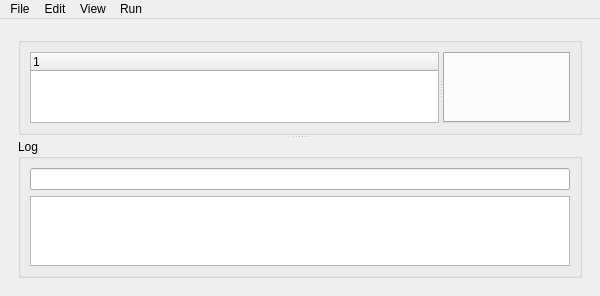
Above: gui/ui_files/mainwindow.ui from OSUDSL/pydre before the change. Below: the same form after it.
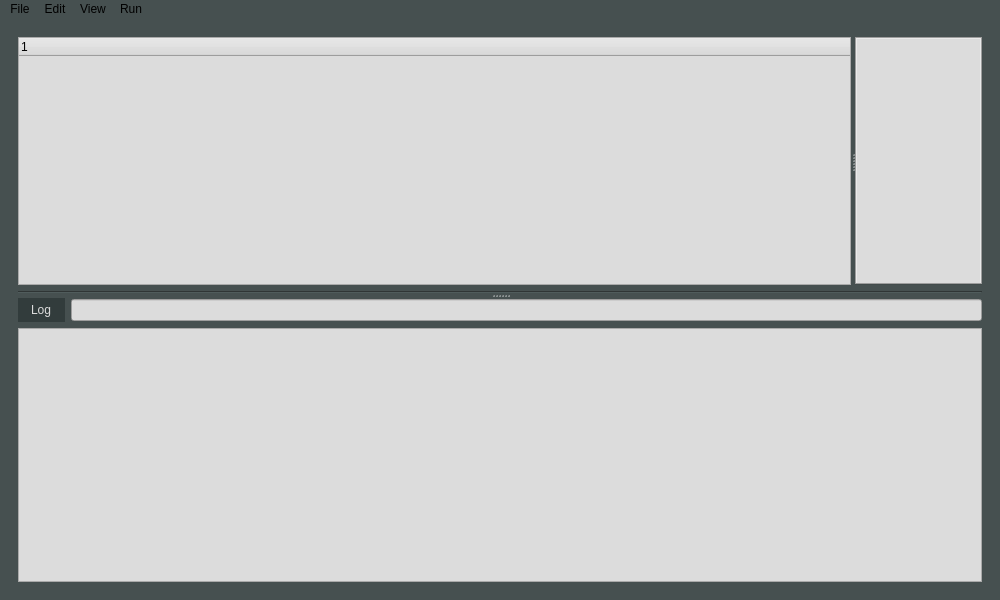
That is the form after the change. The open tabs and pages were chosen to show the change.

Commit message: General style changes

Diff of the .ui file:
```diff
--- a/gui/ui_files/mainwindow.ui
+++ b/gui/ui_files/mainwindow.ui
@@ -9,8 +9,8 @@
    <rect>
     <x>0</x>
     <y>0</y>
-    <width>600</width>
-    <height>296</height>
+    <width>1000</width>
+    <height>600</height>
    </rect>
   </property>
   <property name="minimumSize">
@@ -32,7 +32,7 @@
    <double>1.000000000000000</double>
   </property>
   <property name="styleSheet">
-   <string notr="true"/>
+   <string notr="true">background-color: rgb(70, 80, 80);</string>
   </property>
   <widget class="QWidget" name="centralwidget">
    <layout class="QVBoxLayout" name="verticalLayout">
@@ -47,6 +47,9 @@
       <property name="acceptDrops">
        <bool>true</bool>
       </property>
+      <property name="styleSheet">
+       <string notr="true">background-color: rgb(70, 80, 80);</string>
+      </property>
       <property name="currentIndex">
        <number>0</number>
       </property>
@@ -142,20 +145,13 @@
        </layout>
       </widget>
       <widget class="QWidget" name="page_2">
-       <layout class="QVBoxLayout" name="verticalLayout_3">
+       <layout class="QVBoxLayout" name="verticalLayout_11">
         <item>
          <widget class="QSplitter" name="vsplitter">
           <property name="orientation">
            <enum>Qt::Vertical</enum>
           </property>
-          <widget class="QSplitter" name="splitter">
-           <property name="orientation">
-            <enum>Qt::Horizontal</enum>
-           </property>
-           <widget class="QGroupBox" name="groupBox_2">
-            <property name="title">
-             <string/>
-            </property>
+          <widget class="QWidget" name="">
             <layout class="QVBoxLayout" name="verticalLayout_9">
              <item>
               <widget class="QSplitter" name="hsplitter">
@@ -163,6 +159,10 @@
                 <enum>Qt::Horizontal</enum>
                </property>
                <widget class="QTreeWidget" name="treeWidget">
+               <property name="styleSheet">
+                <string notr="true">background-color: rgb(220, 220, 220);
+</string>
+               </property>
                 <column>
                  <property name="text">
                   <string notr="true">1</string>
@@ -173,6 +173,10 @@
                 <property name="focusPolicy">
                  <enum>Qt::TabFocus</enum>
                 </property>
+               <property name="styleSheet">
+                <string notr="true">background-color: rgb(220, 220, 220);
+</string>
+               </property>
                 <property name="tabShape">
                  <enum>QTabWidget::Rounded</enum>
                 </property>
@@ -188,19 +192,55 @@
                </widget>
               </widget>
              </item>
-            </layout>
-           </widget>
-          </widget>
-          <widget class="QGroupBox" name="groupBox">
-           <property name="title">
+            <item>
+             <widget class="Line" name="line_2">
+              <property name="styleSheet">
+               <string notr="true"/>
+              </property>
+              <property name="orientation">
+               <enum>Qt::Horizontal</enum>
+              </property>
+             </widget>
+            </item>
+           </layout>
+          </widget>
+          <widget class="QWidget" name="">
+           <layout class="QVBoxLayout" name="verticalLayout_3">
+            <item>
+             <layout class="QHBoxLayout" name="horizontalLayout_4">
+              <item>
+               <widget class="QLabel" name="label_5">
+                <property name="styleSheet">
+                 <string notr="true">color: rgb(220, 220, 220);
+background-color: rgb(50, 60, 60);
+padding-left: 10px;
+padding-right: 10px;
+padding-top: 5px;
+padding-bottom: 5px;
+font: 75 10pt &quot;Arial&quot;;</string>
+                </property>
+                <property name="text">
             <string>Log</string>
            </property>
-           <layout class="QVBoxLayout" name="verticalLayout_11">
+               </widget>
+              </item>
             <item>
-             <widget class="QLineEdit" name="lineEdit_2"/>
-            </item>
+               <widget class="QLineEdit" name="lineEdit_2">
+                <property name="styleSheet">
+                 <string notr="true">background-color: rgb(220, 220, 220);
+</string>
+                </property>
+               </widget>
+              </item>
+             </layout>
+            </item>
             <item>
-             <widget class="QTextBrowser" name="textBrowser"/>
+             <widget class="QTextBrowser" name="textBrowser">
+              <property name="styleSheet">
+               <string notr="true">background-color: rgb(220, 220, 220);
+</string>
+              </property>
+             </widget>
             </item>
            </layout>
           </widget>
@@ -313,7 +353,7 @@
     <rect>
      <x>0</x>
      <y>0</y>
-     <width>600</width>
+     <width>1000</width>
      <height>21</height>
     </rect>
    </property>
```
Left out of the diff: 73 changed lines with no effect on the pictures. Lines whose indentation alone changed are shown as unchanged. The commit also changes 2 other files.
